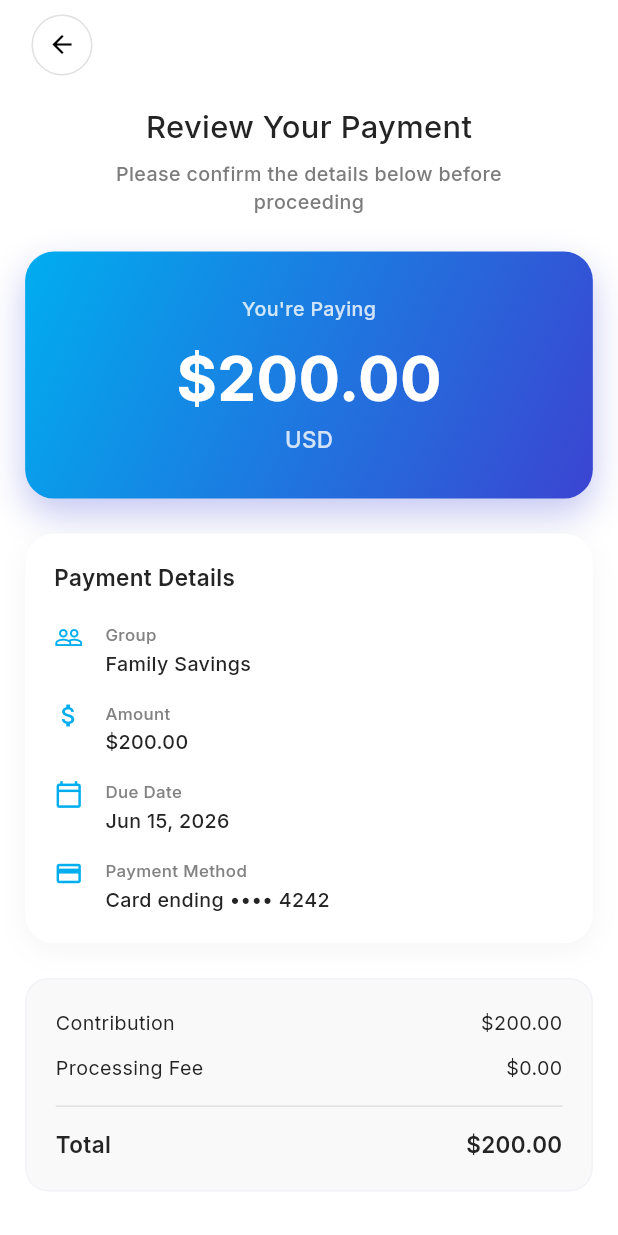
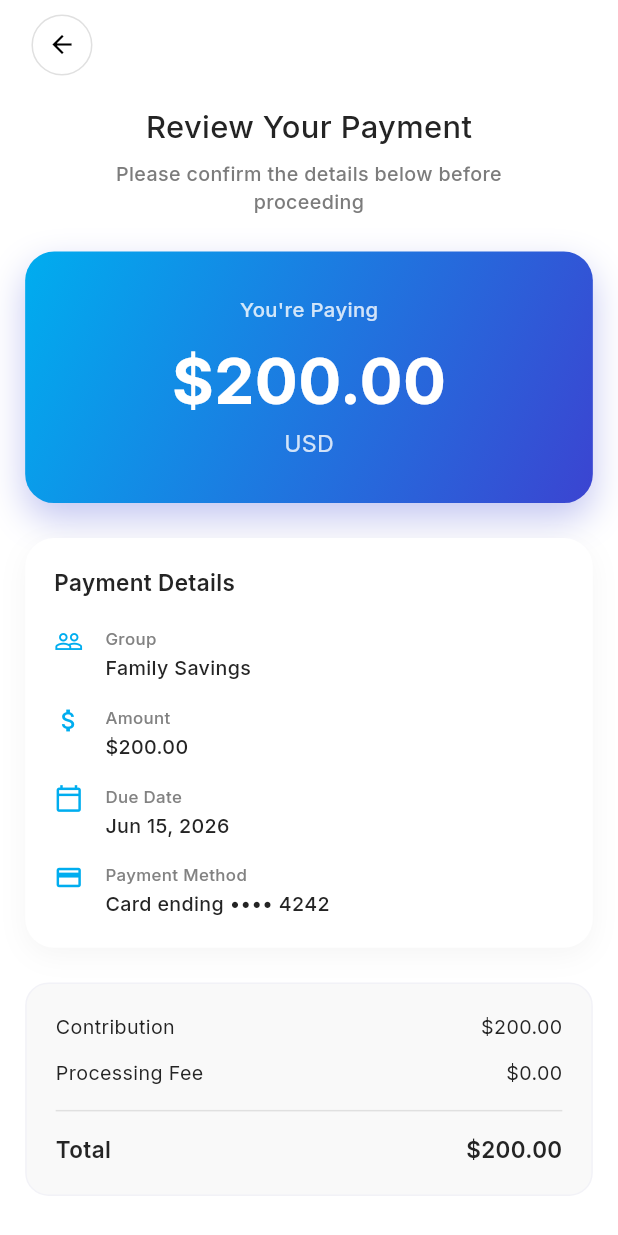
Before and after one commit to mdarif3499/sudo, a Flutter app: the ReviewPaymentScreen screen opened by its route, on a phone screen of 412 x 824 dp. Run offline on Flutter 3.47's test engine with Material 3 defaults, Android fonts, the phone set to English and light mode, and no system bars; our stand-ins replace cached_network_image, cookie_jar, dio, dio_cookie_manager, flutter_screenutil, flutter_svg and 9 more; accounts and stored records are empty; project files that could hold a hidden picture were left out.

Commit message:
Refactor review payment screen text styles for consistency

```diff
--- a/lib/groups/view/review_payment_screen.dart
+++ b/lib/groups/view/review_payment_screen.dart
@@ -140,19 +140,20 @@ class ReviewPaymentScreen extends StatelessWidget {
         children: [
           CommonText(
             text: "You're Paying",
-            fontSize: 14.sp,
+            fontSize: 14,
             color: Colors.white.withValues(alpha: 0.8),
           ),
           SizedBox(height: 8.h),
           CommonText(
             text: amount,
-            fontSize: 44.sp,
-            fontWeight: FontWeight.bold,
+            fontSize: 44,
+            fontWeight: FontWeight.w700,
             color: Colors.white,
           ),
           CommonText(
             text: "USD",
-            fontSize: 16.sp,
+            fontSize: 16,
+            fontWeight: FontWeight.w400,
             color: Colors.white.withValues(alpha: 0.8),
           ),
         ],
```
